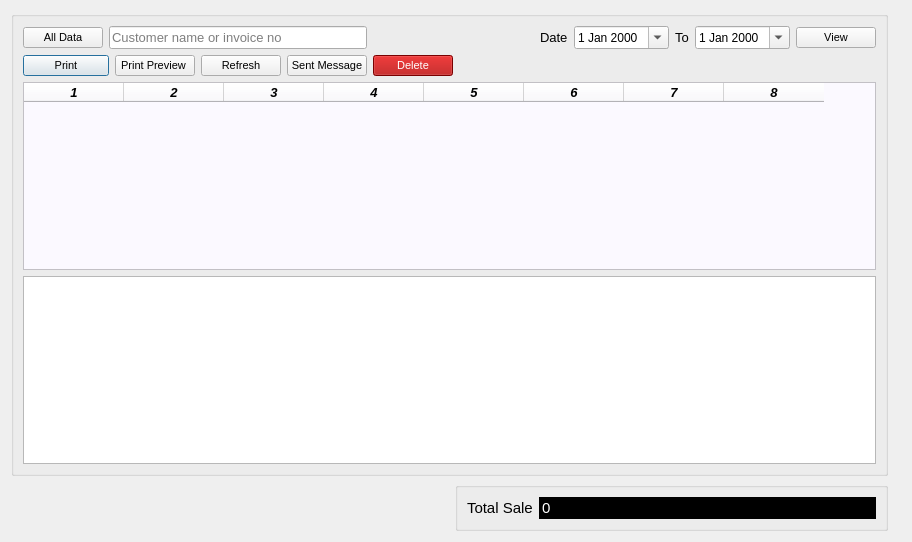
This is ui/sinvoice.ui in ansarul543/pos-inventory as Qt 5 draws it before an edit. The edited form follows.
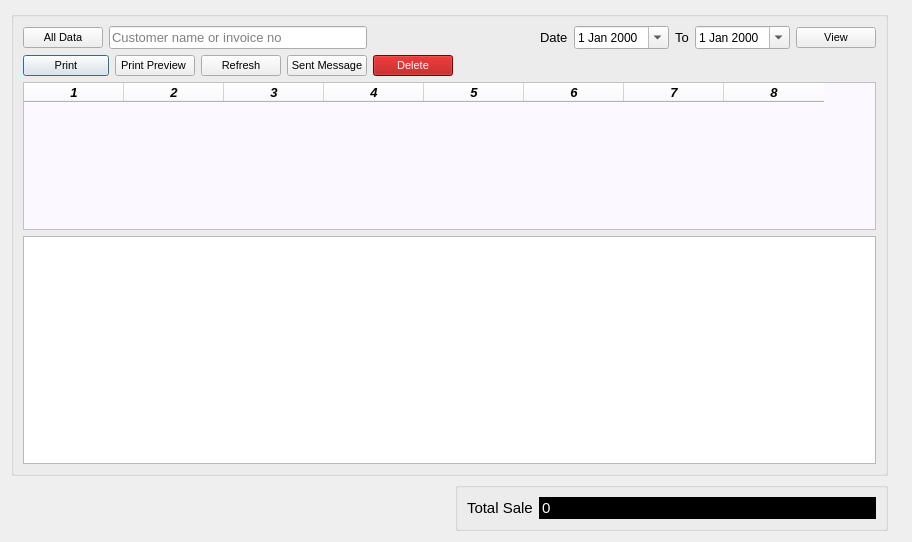
This is the edited form.

```diff
--- a/ui/sinvoice.ui
+++ b/ui/sinvoice.ui
@@ -171,7 +171,11 @@
          </widget>
         </item>
         <item row="3" column="0" colspan="14">
-         <widget class="QTextEdit" name="textEdit"/>
+         <widget class="QTextEdit" name="textEdit">
+          <property name="styleSheet">
+           <string notr="true">width:100px;</string>
+          </property>
+         </widget>
         </item>
         <item row="0" column="6">
          <spacer name="horizontalSpacer_4">
```
